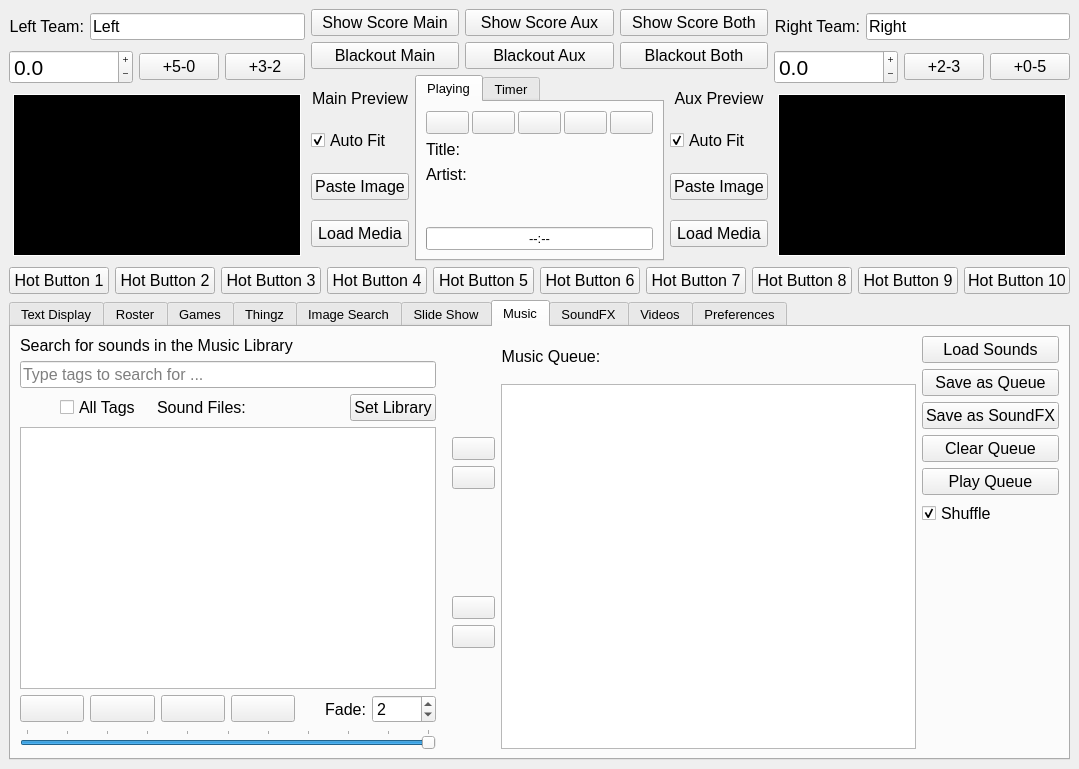
The window that ImproTronControlPanel.ui (guywinterbotham/ImproTron) describes before a commit, drawn with Qt 5.
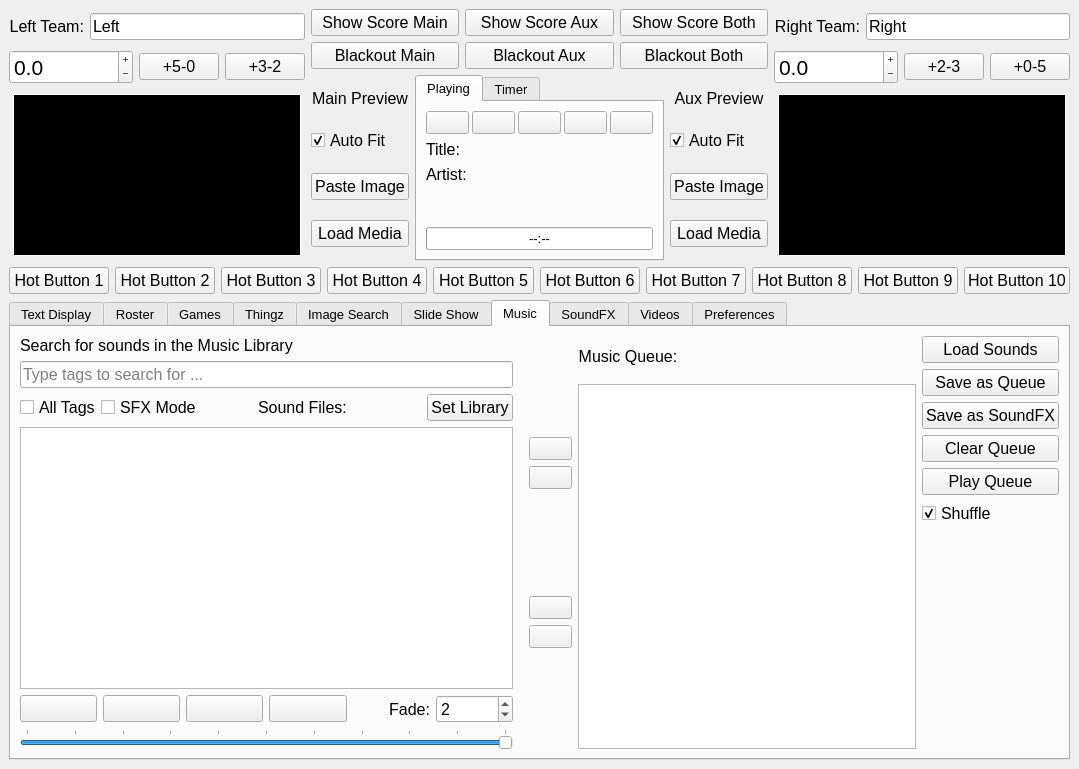
The same window after the commit. The open tabs and pages were chosen to show the change. Icons and pictures are not drawn.

Commit message: Implementation of SFX Mode to allow parallel playing of effects from the Music Tab

The edit to the form file:
```diff
--- a/ImproTronControlPanel.ui
+++ b/ImproTronControlPanel.ui
@@ -6,7 +6,7 @@
    <rect>
     <x>0</x>
     <y>0</y>
-    <width>1048</width>
+    <width>1056</width>
     <height>769</height>
    </rect>
   </property>
@@ -3866,6 +3866,30 @@
             <property name="rightMargin">
              <number>0</number>
             </property>
+            <item>
+             <widget class="QCheckBox" name="allsoundTagsCB">
+              <property name="font">
+               <font>
+                <pointsize>12</pointsize>
+               </font>
+              </property>
+              <property name="text">
+               <string>All Tags</string>
+              </property>
+             </widget>
+            </item>
+            <item>
+             <widget class="QCheckBox" name="soundSearchSFXCB">
+              <property name="font">
+               <font>
+                <pointsize>12</pointsize>
+               </font>
+              </property>
+              <property name="text">
+               <string>SFX Mode</string>
+              </property>
+             </widget>
+            </item>
             <item>
              <spacer name="soundSpacerHS">
               <property name="orientation">
@@ -3882,18 +3906,6 @@
               </property>
              </spacer>
             </item>
-            <item>
-             <widget class="QCheckBox" name="allsoundTagsCB">
-              <property name="font">
-               <font>
-                <pointsize>12</pointsize>
-               </font>
-              </property>
-              <property name="text">
-               <string>All Tags</string>
-              </property>
-             </widget>
-            </item>
             <item>
              <widget class="QLabel" name="soundFilesLBL">
               <property name="sizePolicy">
```
Left out of the diff: 4 changed lines with no effect on the pictures. The commit also changes 2 other files.
